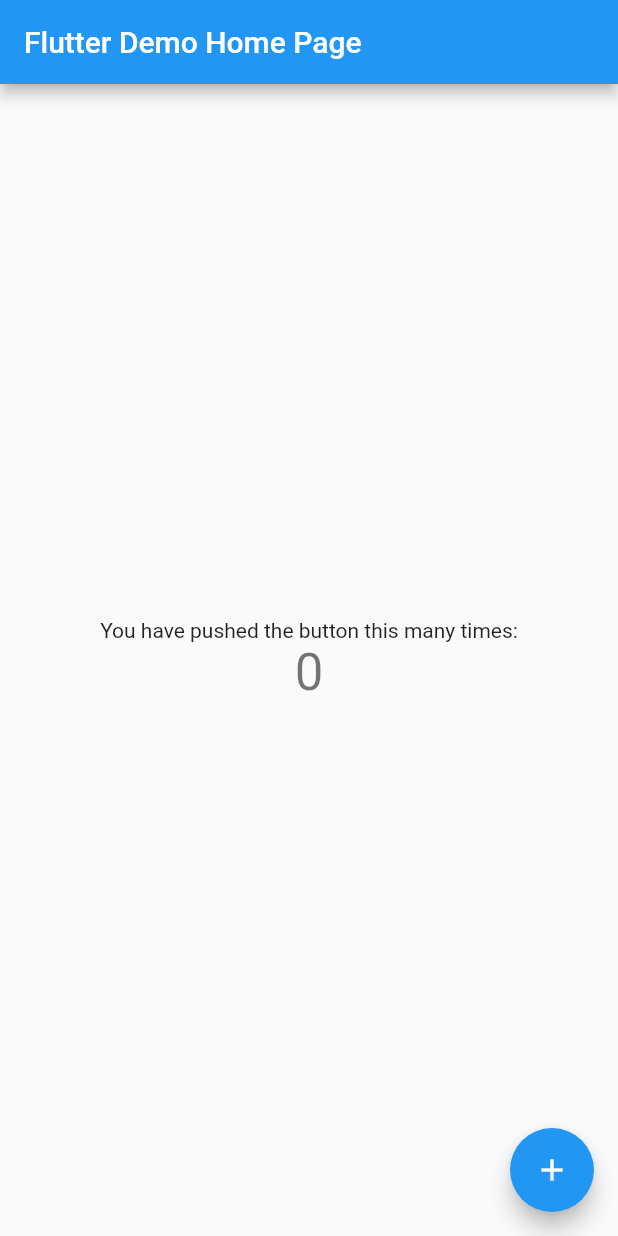
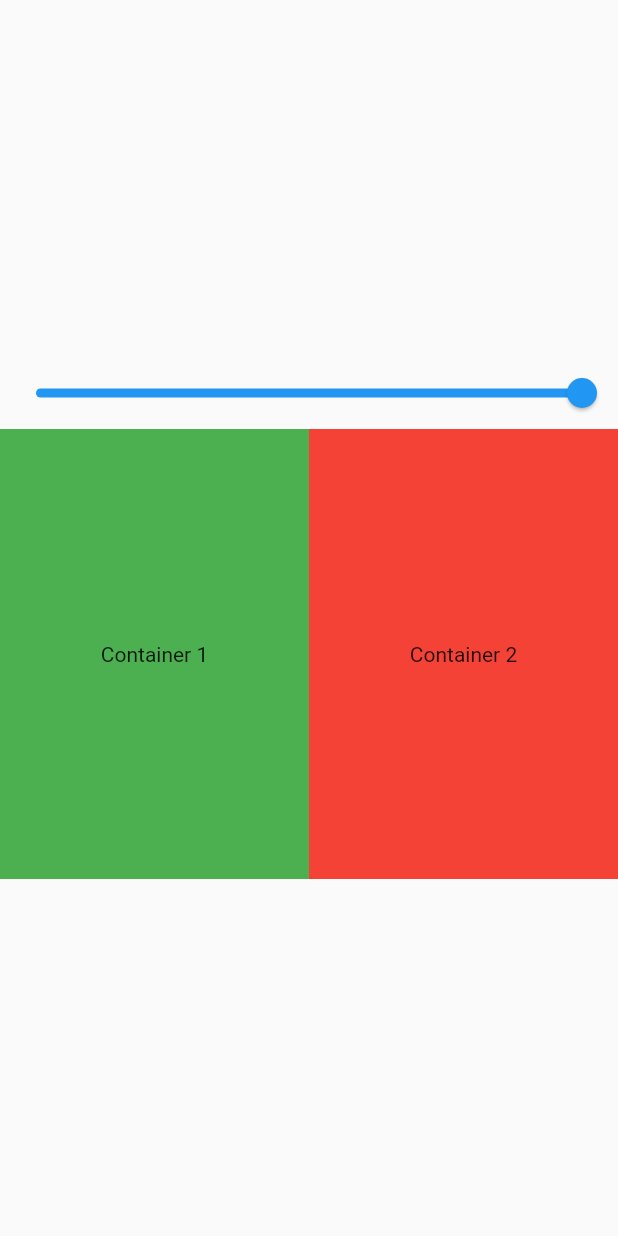
Before and after one commit to nivish29/flutter-state-management, a Flutter app: the screen it shows after launch, on a phone screen of 412 x 824 dp. Run offline on Flutter 3.47's test engine with Material 2 defaults, Android fonts, the phone set to English and light mode, and no system bars.

Commit message:
made two simple flutter provider app

```diff
--- a/lib/main.dart
+++ b/lib/main.dart
@@ -1,4 +1,11 @@
+import 'package:chatgpt/home_screen.dart';
+import 'package:chatgpt/provider/count_provider.dart';
+import 'package:chatgpt/provider/example_one_provider.dart';
+import 'package:chatgpt/screens/count_example.dart';
+import 'package:chatgpt/screens/example_one.dart';
+import 'package:chatgpt/statefull_widget_screen.dart';
 import 'package:flutter/material.dart';
+import 'package:provider/provider.dart';
 
 void main() {
   runApp(const MyApp());
@@ -10,106 +17,36 @@ class MyApp extends StatelessWidget {
   // This widget is the root of your application.
   @override
   Widget build(BuildContext context) {
-    return MaterialApp(
-      title: 'Flutter Demo',
-      theme: ThemeData(
-        // This is the theme of your application.
-        //
-        // Try running your application with "flutter run". You'll see the
-        // application has a blue toolbar. Then, without quitting the app, try
-        // changing the primarySwatch below to Colors.green and then invoke
-        // "hot reload" (press "r" in the console where you ran "flutter run",
-        // or simply save your changes to "hot reload" in a Flutter IDE).
-        // Notice that the counter didn't reset back to zero; the application
-        // is not restarted.
-        primarySwatch: Colors.blue,
+    // return ChangeNotifierProvider(
+    //   create: (_) => CountProvider(),
+    //   child: MaterialApp(
+    //     title: 'Flutter Demo',
+    //     theme: ThemeData(
+    //       primarySwatch: Colors.blue,
+    //     ),
+    //     home: ExampleOneScreen(),
+    //   ),
+    // );
+
+    return MultiProvider(
+      providers: [
+        ChangeNotifierProvider(create: (_) => CountProvider()),
+        ChangeNotifierProvider(create: (_) => ExampleOneProvider()),
+      ],
+      child: MaterialApp(
+        title: 'Flutter Demo',
+        theme: ThemeData(
+          primarySwatch: Colors.blue,
+        ),
+        home: ExampleOneScreen(),
       ),
-      home: const MyHomePage(title: 'Flutter Demo Home Page'),
     );
+    // return MaterialApp(
+    //   title: 'Flutter Demo',
+    //   theme: ThemeData(
+    //     primarySwatch: Colors.blue,
+    //   ),
+    //   home: CountExample(),
+    // );
   }
 }
-
-class MyHomePage extends StatefulWidget {
-  const MyHomePage({super.key, required this.title});
-
-  // This widget is the home page of your application. It is stateful, meaning
-  // that it has a State object (defined below) that contains fields that affect
-  // how it looks.
-
-  // This class is the configuration for the state. It holds the values (in this
-  // case the title) provided by the parent (in this case the App widget) and
-  // used by the build method of the State. Fields in a Widget subclass are
-  // always marked "final".
-
-  final String title;
-
-  @override
-  State<MyHomePage> createState() => _MyHomePageState();
-}
-
-class _MyHomePageState extends State<MyHomePage> {
-  int _counter = 0;
-
-  void _incrementCounter() {
-    setState(() {
-      // This call to setState tells the Flutter framework that something has
-      // changed in this State, which causes it to rerun the build method below
-      // so that the display can reflect the updated values. If we changed
-      // _counter without calling setState(), then the build method would not be
-      // called again, and so nothing would appear to happen.
-      _counter++;
-    });
-  }
-
-  @override
-  Widget build(BuildContext context) {
-    // This method is rerun every time setState is called, for instance as done
-    // by the _incrementCounter method above.
-    //
-    // The Flutter framework has been optimized to make rerunning build methods
-    // fast, so that you can just rebuild anything that needs updating rather
-    // than having to individually change instances of widgets.
-    return Scaffold(
-      appBar: AppBar(
-        // Here we take the value from the MyHomePage object that was created by
-        // the App.build method, and use it to set our appbar title.
-        title: Text(widget.title),
-      ),
-      body: Center(
-        // Center is a layout widget. It takes a single child and positions it
-        // in the middle of the parent.
-        child: Column(
-          // Column is also a layout widget. It takes a list of children and
-          // arranges them vertically. By default, it sizes itself to fit its
-          // children horizontally, and tries to be as tall as its parent.
-          //
-          // Invoke "debug painting" (press "p" in the console, choose the
-          // "Toggle Debug Paint" action from the Flutter Inspector in Android
-          // Studio, or the "Toggle Debug Paint" command in Visual Studio Code)
-          // to see the wireframe for each widget.
-          //
-          // Column has various properties to control how it sizes itself and
-          // how it positions its children. Here we use mainAxisAlignment to
-          // center the children vertically; the main axis here is the vertical
-          // axis because Columns are vertical (the cross axis would be
-          // horizontal).
-          mainAxisAlignment: MainAxisAlignment.center,
-          children: <Widget>[
-            const Text(
-              'You have pushed the button this many times:',
-            ),
-            Text(
-              '$_counter',
-              style: Theme.of(context).textTheme.headline4,
-            ),
-          ],
-        ),
-      ),
-      floatingActionButton: FloatingActionButton(
-        onPressed: _incrementCounter,
-        tooltip: 'Increment',
-        child: const Icon(Icons.add),
-      ), // This trailing comma makes auto-formatting nicer for build methods.
-    );
-  }
-}
--- /dev/null
+++ b/lib/provider/count_provider.dart
@@ -0,0 +1,11 @@
+import 'package:flutter/foundation.dart';
+
+class CountProvider with ChangeNotifier {
+  int _count = 0;
+  int get count => _count;
+
+  void setCount() {
+    _count++;
+    notifyListeners();
+  }
+}
--- /dev/null
+++ b/lib/provider/example_one_provider.dart
@@ -0,0 +1,11 @@
+import 'package:flutter/foundation.dart';
+
+class ExampleOneProvider with ChangeNotifier {
+  double _value = 1.0;
+  double get value => _value;
+
+  void setValue(double val) {
+    _value = val;
+    notifyListeners();
+  }
+}
--- /dev/null
+++ b/lib/screens/example_one.dart
@@ -0,0 +1,58 @@
+import 'package:chatgpt/provider/example_one_provider.dart';
+import 'package:flutter/cupertino.dart';
+import 'package:flutter/material.dart';
+import 'package:provider/provider.dart';
+
+class ExampleOneScreen extends StatefulWidget {
+  const ExampleOneScreen({Key? key}) : super(key: key);
+
+  @override
+  State<ExampleOneScreen> createState() => _ExampleOneScreenState();
+}
+
+class _ExampleOneScreenState extends State<ExampleOneScreen> {
+  double value = 1.0;
+  @override
+  Widget build(BuildContext context) {
+    // final provider = Provider.of<ExampleOneProvider>(context, listen: false);
+    return Scaffold(
+      body: Column(
+        mainAxisAlignment: MainAxisAlignment.center,
+        children: [
+          Consumer<ExampleOneProvider>(builder: (context, value, child) {
+            return Slider(
+                min: 0,
+                max: 1,
+                value: value.value,
+                onChanged: (val) {
+                  // value = val;
+                  value.setValue(val);
+                });
+          }),
+          Consumer<ExampleOneProvider>(builder: (context, value, child) {
+            return Row(
+              children: [
+                Expanded(
+                  child: Container(
+                    height: 300,
+                    decoration: BoxDecoration(
+                        color: Colors.green.withOpacity(value.value)),
+                    child: Center(child: Text('Container 1')),
+                  ),
+                ),
+                Expanded(
+                  child: Container(
+                    height: 300,
+                    decoration: BoxDecoration(
+                        color: Colors.red.withOpacity(value.value)),
+                    child: Center(child: Text('Container 2')),
+                  ),
+                ),
+              ],
+            );
+          }),
+        ],
+      ),
+    );
+  }
+}
--- a/pubspec.yaml
+++ b/pubspec.yaml
@@ -36,6 +36,7 @@ dependencies:
   # The following adds the Cupertino Icons font to your application.
   # Use with the CupertinoIcons class for iOS style icons.
   cupertino_icons: ^1.0.2
+  provider: ^6.0.5
 
 dev_dependencies:
   flutter_test:
```
Also changed, not shown: lib/home_screen.dart (added, +36 -0 lines), lib/screens/count_example.dart (added, +34 -0 lines), lib/statefull_widget_screen.dart (added, +35 -0 lines), pubspec.lock.
